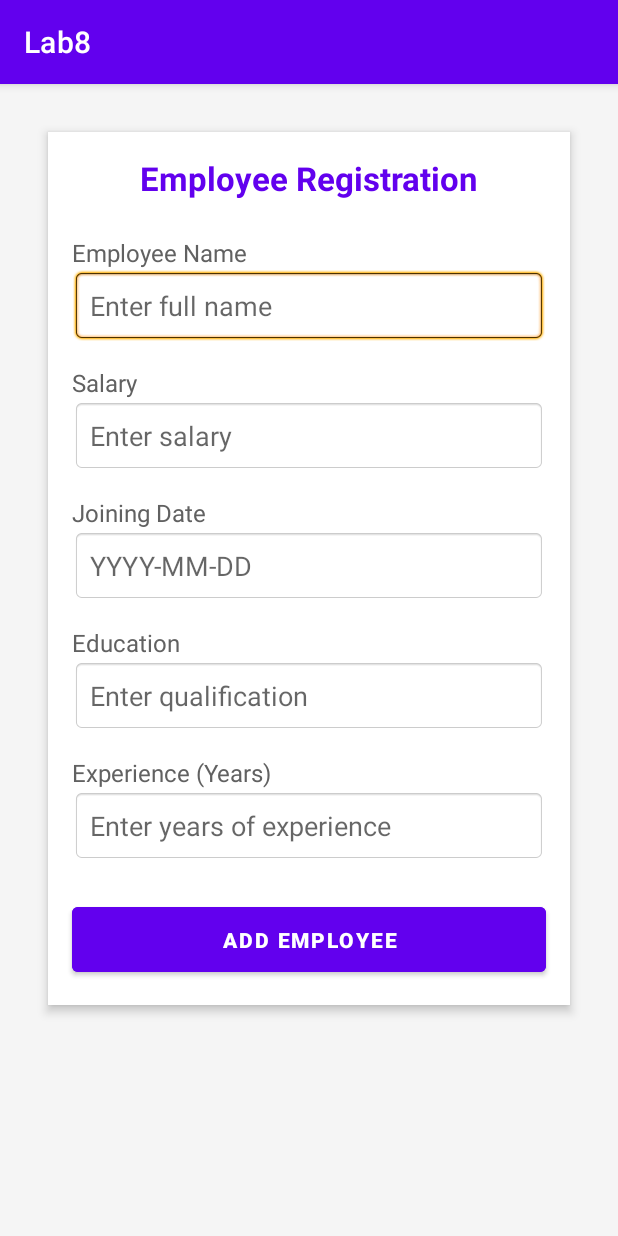
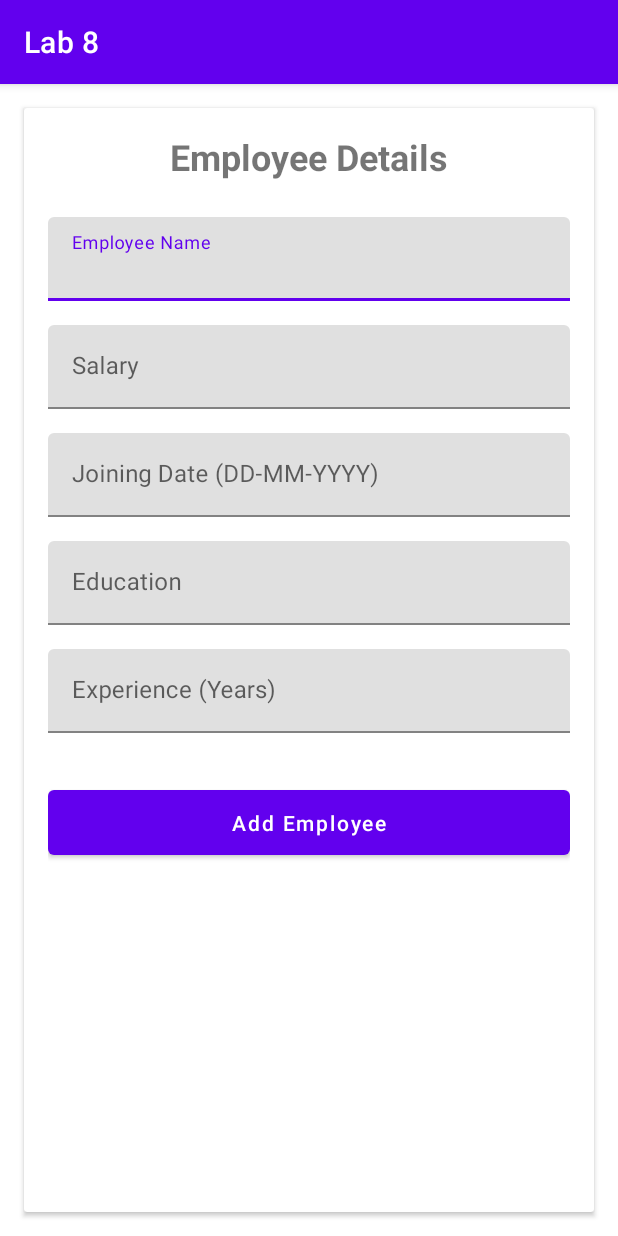
Before and after one commit to sharjeel-siddiqui12/dive-into-mobile-application-development, an Android app: the L8exercise1 screen opened directly, with no data from a screen before it, on a phone screen of 412 x 824 dp. Run offline under Robolectric (Android 15) with nearby library versions, the phone set to English and light mode, and no system bars.

Commit message:
lab 8 completed and updated

```diff
--- a/app/src/main/res/layout/activity_l8exercise1.xml
+++ b/app/src/main/res/layout/activity_l8exercise1.xml
@@ -1,128 +1,101 @@
 <?xml version="1.0" encoding="utf-8"?>
-<ScrollView xmlns:android="http://schemas.android.com/apk/res/android"
+<ScrollView
+    xmlns:android="http://schemas.android.com/apk/res/android"
     android:layout_width="match_parent"
     android:layout_height="match_parent"
-    android:background="#F5F5F5"
-    android:padding="16dp">
+    android:fillViewport="true">
+
+    <androidx.cardview.widget.CardView
+        android:layout_width="match_parent"
+        android:layout_height="wrap_content"
+        android:layout_margin="16dp">
 
         <LinearLayout
             android:layout_width="match_parent"
             android:layout_height="wrap_content"
             android:orientation="vertical"
-        android:background="@android:color/white"
-        android:elevation="4dp"
-        android:padding="16dp"
-        android:layout_margin="16dp"
-        android:clipToPadding="false">
+            android:padding="16dp">
 
-        <!-- Title for the App -->
             <TextView
                 android:layout_width="wrap_content"
                 android:layout_height="wrap_content"
-            android:text="Employee Registration"
-            android:textSize="22sp"
-            android:textColor="#FF6200EE"
+                android:text="Employee Details"
+                android:textSize="24sp"
                 android:textStyle="bold"
-            android:layout_gravity="center"
-            android:layout_marginBottom="16dp" />
+                android:layout_marginBottom="24dp"
+                android:layout_gravity="center"/>
 
-        <!-- Input fields for Employee Data -->
-        <TextView
+            <com.google.android.material.textfield.TextInputLayout
                 android:layout_width="match_parent"
                 android:layout_height="wrap_content"
-            android:text="Employee Name"
-            android:textSize="16sp"
-            android:layout_marginTop="8dp"
-            android:textColor="#616161" />
-        <EditText
+                android:layout_marginBottom="16dp">
+
+                <com.google.android.material.textfield.TextInputEditText
                     android:id="@+id/empNameEditText"
                     android:layout_width="match_parent"
                     android:layout_height="wrap_content"
-            android:background="@android:drawable/editbox_background"
-            android:hint="Enter full name"
-            android:padding="12dp"
-            android:layout_marginBottom="8dp"
-            android:inputType="textPersonName" />
+                    android:hint="Employee Name"/>
+            </com.google.android.material.textfield.TextInputLayout>
 
-        <TextView
+            <com.google.android.material.textfield.TextInputLayout
                 android:layout_width="match_parent"
                 android:layout_height="wrap_content"
-            android:text="Salary"
-            android:textSize="16sp"
-            android:layout_marginTop="8dp"
-            android:textColor="#616161" />
-        <EditText
+                android:layout_marginBottom="16dp">
+
+                <com.google.android.material.textfield.TextInputEditText
                     android:id="@+id/salaryEditText"
                     android:layout_width="match_parent"
                     android:layout_height="wrap_content"
-            android:background="@android:drawable/editbox_background"
-            android:hint="Enter salary"
-            android:padding="12dp"
-            android:layout_marginBottom="8dp"
-            android:inputType="number" />
+                    android:hint="Salary"
+                    android:inputType="numberDecimal"/>
+            </com.google.android.material.textfield.TextInputLayout>
 
-        <TextView
+            <com.google.android.material.textfield.TextInputLayout
                 android:layout_width="match_parent"
                 android:layout_height="wrap_content"
-            android:text="Joining Date"
-            android:textSize="16sp"
-            android:layout_marginTop="8dp"
-            android:textColor="#616161" />
-        <EditText
+                android:layout_marginBottom="16dp">
+
+                <com.google.android.material.textfield.TextInputEditText
                     android:id="@+id/joiningDateEditText"
                     android:layout_width="match_parent"
                     android:layout_height="wrap_content"
-            android:background="@android:drawable/editbox_background"
-            android:hint="YYYY-MM-DD"
-            android:padding="12dp"
-            android:layout_marginBottom="8dp"
-            android:inputType="date" />
+                    android:hint="Joining Date (DD-MM-YYYY)"/>
+            </com.google.android.material.textfield.TextInputLayout>
 
-        <TextView
+            <com.google.android.material.textfield.TextInputLayout
                 android:layout_width="match_parent"
                 android:layout_height="wrap_content"
-            android:text="Education"
-            android:textSize="16sp"
-            android:layout_marginTop="8dp"
-            android:textColor="#616161" />
-        <EditText
+                android:layout_marginBottom="16dp">
+
+                <com.google.android.material.textfield.TextInputEditText
                     android:id="@+id/educationEditText"
                     android:layout_width="match_parent"
                     android:layout_height="wrap_content"
-            android:background="@android:drawable/editbox_background"
-            android:hint="Enter qualification"
-            android:padding="12dp"
-            android:layout_marginBottom="8dp"
-            android:inputType="text" />
+                    android:hint="Education"/>
+            </com.google.android.material.textfield.TextInputLayout>
 
-        <TextView
+            <com.google.android.material.textfield.TextInputLayout
                 android:layout_width="match_parent"
                 android:layout_height="wrap_content"
-            android:text="Experience (Years)"
-            android:textSize="16sp"
-            android:layout_marginTop="8dp"
-            android:textColor="#616161" />
-        <EditText
+                android:layout_marginBottom="24dp">
+
+                <com.google.android.material.textfield.TextInputEditText
                     android:id="@+id/experienceEditText"
                     android:layout_width="match_parent"
                     android:layout_height="wrap_content"
-            android:background="@android:drawable/editbox_background"
-            android:hint="Enter years of experience"
-            android:padding="12dp"
-            android:layout_marginBottom="8dp"
-            android:inputType="number" />
+                    android:hint="Experience (Years)"
+                    android:inputType="number"/>
+            </com.google.android.material.textfield.TextInputLayout>
 
-        <!-- Button to Add Data -->
-        <Button
+            <com.google.android.material.button.MaterialButton
                 android:id="@+id/addButton"
                 android:layout_width="match_parent"
                 android:layout_height="wrap_content"
                 android:text="Add Employee"
-            android:backgroundTint="#FF6200EE"
-            android:textColor="#FFFFFF"
-            android:textStyle="bold"
                 android:padding="12dp"
-            android:layout_marginTop="16dp" />
+                android:textAllCaps="false"
+                android:layout_marginTop="8dp"/>
 
         </LinearLayout>
+    </androidx.cardview.widget.CardView>
 </ScrollView>
--- a/app/src/main/res/values/strings.xml
+++ b/app/src/main/res/values/strings.xml
@@ -22,7 +22,7 @@
         <item>5</item>
     </string-array>
 
-    <string name="app_name">Lab8</string>
+    <string name="app_name">Lab 8</string>
     <string name="message">Welcome to the new activity!</string>
 
     <string-array name="course_options">
```
Also changed, not shown: app/src/main/AndroidManifest.xml (+10 -10 lines), app/src/main/java/com/example/lab2/exercise1.java (+19 -19 lines), app/src/main/java/com/example/lab8/L8exercise1.java (+14 -0 lines), app/src/main/java/com/example/mad_lab/DBHandler.java (added, +54 -0 lines), app/src/main/java/com/example/mad_lab/Employer.java (added, +46 -0 lines), app/src/main/java/com/example/mad_lab/MainActivity.java (added, +63 -0 lines), app/src/main/java/com/example/mad_lab/MainActivity2.java (deleted, +0 -27 lines), app/src/main/java/com/example/mad_lab/ui/theme/Color.kt (deleted, +0 -11 lines), app/src/main/java/com/example/mad_lab/ui/theme/Theme.kt (deleted, +0 -58 lines), app/src/main/java/com/example/mad_lab/ui/theme/Type.kt (deleted, +0 -34 lines), app/src/main/res/layout/activity_main.xml (+48 -8 lines). Lines whose indentation alone changed are shown as unchanged.
